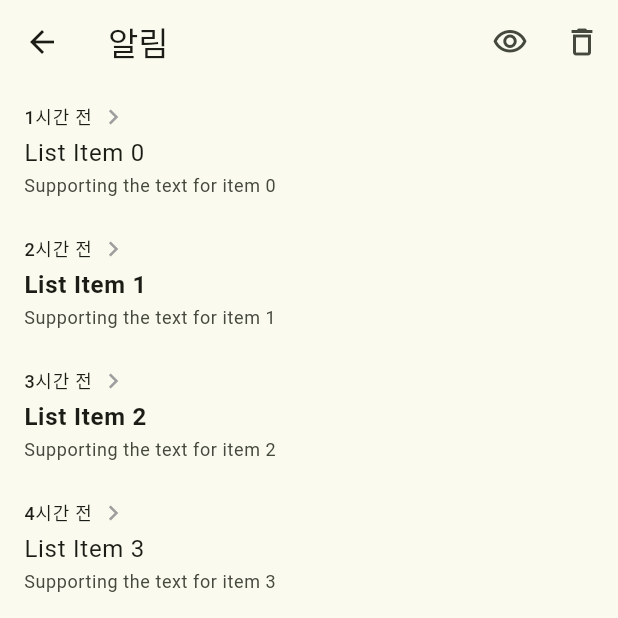
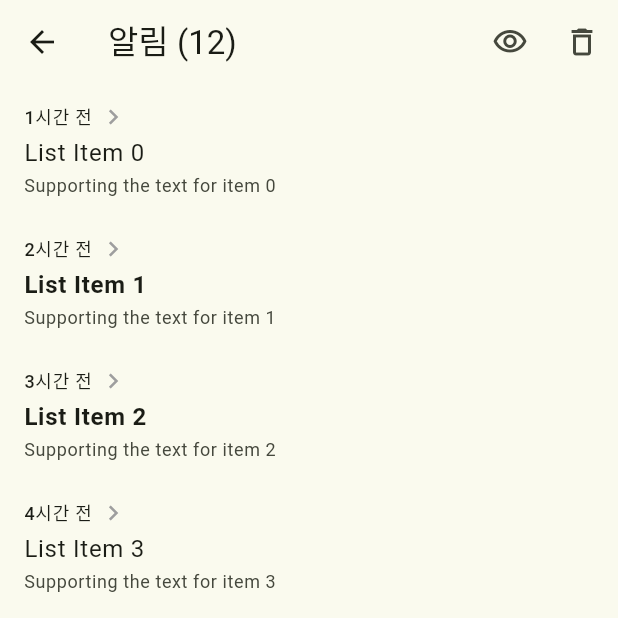
Before and after one commit to FORIF-2025-1-APP/bookbug, a Flutter app: the screen it shows after launch, after a tap on the "notifications" icon, on a phone screen of 412 x 824 dp, the top half of it. Run offline on Flutter 3.47's test engine with Material 3 defaults, Android fonts, the phone set to English and light mode, and no system bars; network calls fail; Roboto replaces fonts that are missing (Pretendard).

Commit message:
[feat] lists_4
- 읽을 책 리스트 추가

```diff
--- a/lib/main.dart
+++ b/lib/main.dart
@@ -1,5 +1,6 @@
 import 'package:bookbug/ui/lists/view_model/badge_list_page.dart';
 import 'package:bookbug/ui/lists/view_model/notifications_page.dart';
+import 'package:bookbug/ui/lists/view_model/toread_list_page.dart';
 import 'package:bookbug/ui/search/view_model/search_page.dart';
 import 'package:bookbug/ui/start/view_model/start_page.dart';
 import 'package:bookbug/ui/lists/view_model/wrote_list_page.dart';
@@ -184,6 +185,22 @@ class HomeScreen extends StatelessWidget {
             child: const Text('작성한 리뷰'),
             ),
           ),
+
+          const SizedBox(height: 24),
+          Padding(
+            padding: const EdgeInsets.symmetric(horizontal: 16),
+            child: ElevatedButton(
+              onPressed: () {
+                Navigator.push(
+                  context,
+                  MaterialPageRoute(
+                    builder: (_) => const ToreadListPage(),
+                  ),
+                );
+              },
+            child: const Text('읽을 책 리스트'),
+            ),
+          ),
         ],
       ),
       bottomNavigationBar: BottomNavigationBar(
--- a/lib/ui/core/ui/listitem_base.dart
+++ b/lib/ui/core/ui/listitem_base.dart
@@ -79,7 +79,9 @@ class ListItem extends StatelessWidget {
                         style: Theme.of(context).textTheme.labelMedium,
                       ),
                       const SizedBox(width: 4),
-                      const Icon(Icons.chevron_right, size: 20, color: Colors.grey),
+                      if (trailingText.isNotEmpty) ...[
+                        const Icon(Icons.chevron_right, size: 20, color: Colors.grey),
+                      ]
                     ],
                   ),
                 ],
--- a/lib/ui/lists/view_model/notifications_page.dart
+++ b/lib/ui/lists/view_model/notifications_page.dart
@@ -48,7 +48,7 @@ class _NotificationsPageState extends State<NotificationsPage> {
   Widget build(BuildContext context) {
     return Scaffold(
       appBar: AppBar(
-        title: const Text('알림'),
+        title: Text('알림 (${notifications.length})'),
         actions: [
           IconButton(
             onPressed: _markAllAsRead,
```
Also changed, not shown: lib/ui/lists/view_model/toread_list_page.dart (added, +44 -0 lines).
